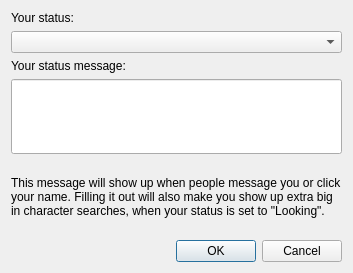
First picture: the form in code/flist_messenger/ui/statusdialog.ui, repository Dhwty/flist-messenger, before the edit.
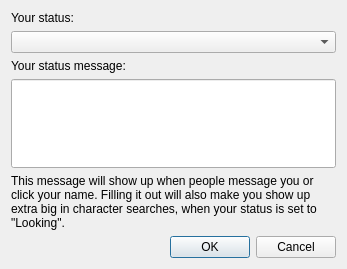
Second picture: the form after the edit.

Commit message: Make the set status dialog resize properly.

```diff
--- a/code/flist_messenger/ui/statusdialog.ui
+++ b/code/flist_messenger/ui/statusdialog.ui
@@ -6,12 +6,12 @@
    <rect>
     <x>0</x>
     <y>0</y>
-    <width>353</width>
-    <height>273</height>
+    <width>347</width>
+    <height>269</height>
    </rect>
   </property>
   <property name="sizePolicy">
-   <sizepolicy hsizetype="Fixed" vsizetype="Fixed">
+   <sizepolicy hsizetype="Minimum" vsizetype="Minimum">
     <horstretch>0</horstretch>
     <verstretch>0</verstretch>
    </sizepolicy>
@@ -52,7 +52,7 @@
    <item>
     <widget class="QLineEdit" name="statusMessage">
      <property name="sizePolicy">
-      <sizepolicy hsizetype="Expanding" vsizetype="Preferred">
+      <sizepolicy hsizetype="Expanding" vsizetype="Expanding">
        <horstretch>0</horstretch>
        <verstretch>0</verstretch>
       </sizepolicy>
```
